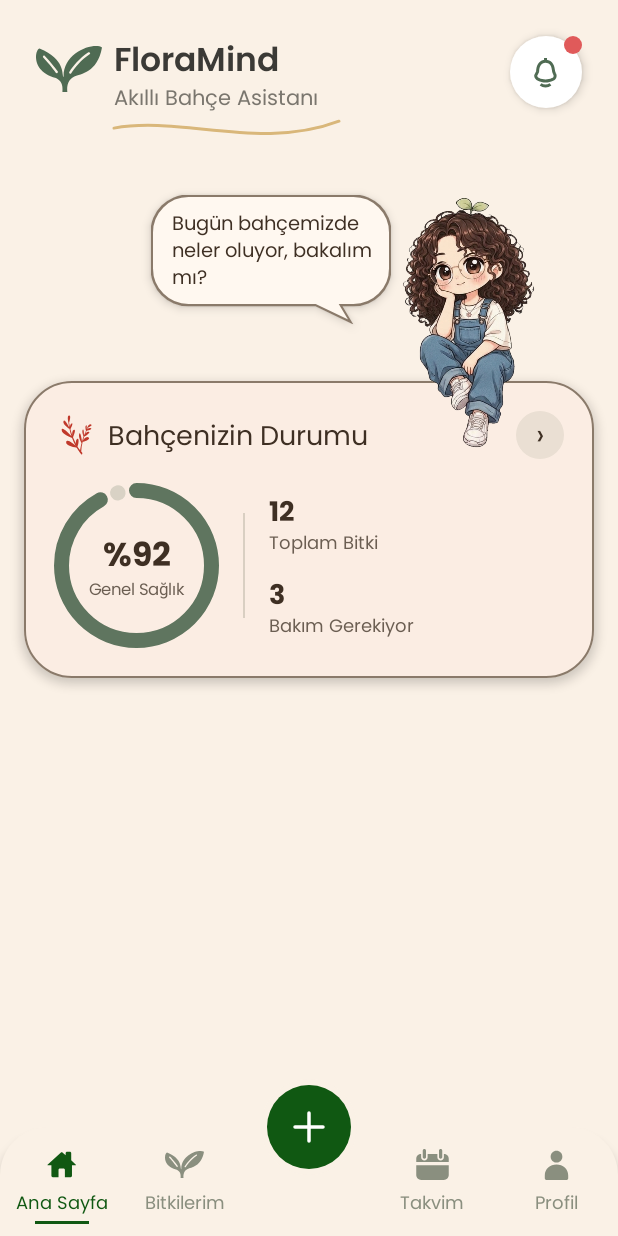
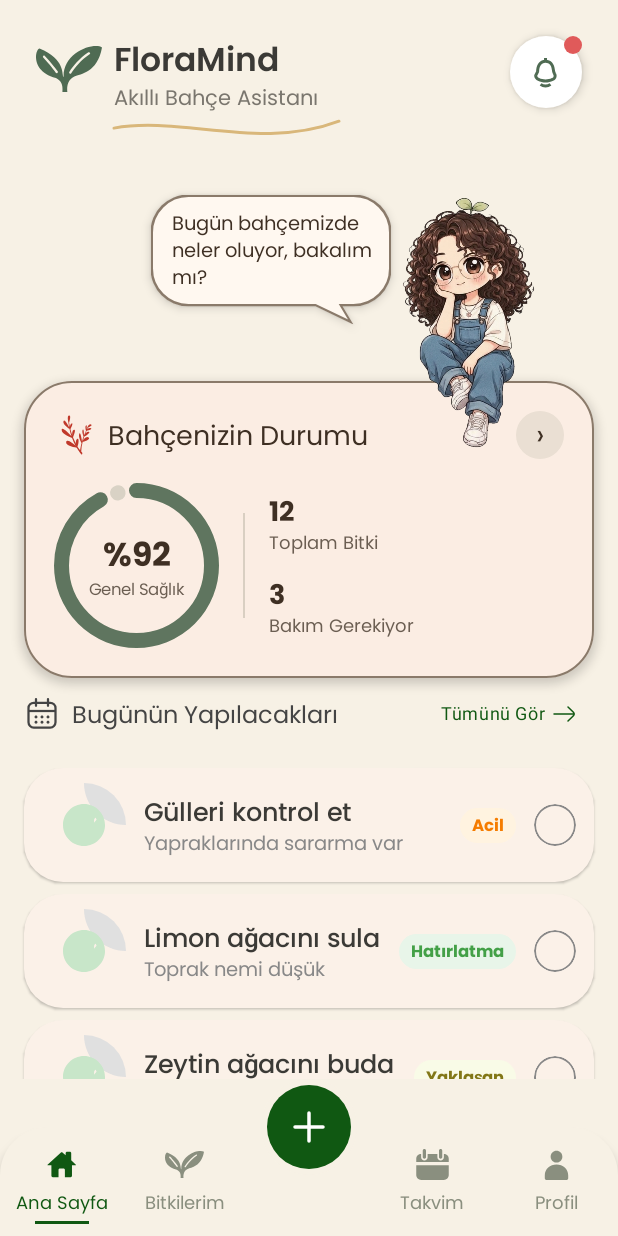
Before and after one commit to Nisanur025/plant-guide-app, an Android app built with Jetpack Compose: the screen it shows after launch (MainActivity), on a phone screen of 412 x 824 dp. Run offline under Robolectric (Android 15) with nearby library versions, the phone set to English and light mode, and no system bars.

Commit message:
feat: add today's card section to home screen UI

```diff
--- a/app/build.gradle.kts
+++ b/app/build.gradle.kts
@@ -58,4 +58,7 @@ dependencies {
     implementation(libs.androidx.navigation.compose)
     // Google Fonts
     implementation("androidx.compose.ui:ui-text-google-fonts:1.12.1")
+
+    implementation("io.coil-kt.coil3:coil-compose:3.0.4")
+    implementation("io.coil-kt.coil3:coil-network-okhttp:3.0.4")
 }
--- a/app/src/main/java/com/example/plantguide/ui/screens/home/HomeScreen.kt
+++ b/app/src/main/java/com/example/plantguide/ui/screens/home/HomeScreen.kt
@@ -11,14 +11,18 @@ import androidx.compose.foundation.rememberScrollState
 import androidx.compose.foundation.verticalScroll
 import androidx.compose.material3.MaterialTheme
 import androidx.compose.runtime.Composable
+import androidx.compose.runtime.getValue
 import androidx.compose.ui.Modifier
 import androidx.compose.ui.tooling.preview.Preview
 import androidx.compose.ui.unit.dp
+import androidx.lifecycle.compose.collectAsStateWithLifecycle
+import androidx.lifecycle.viewmodel.compose.viewModel
 import com.example.plantguide.ui.screens.home.components.CharacterHeight
 import com.example.plantguide.ui.screens.home.components.CharacterOverlap
 import com.example.plantguide.ui.screens.home.components.GardenStatusCard
 import com.example.plantguide.ui.screens.home.components.HomeCharacterSection
 import com.example.plantguide.ui.screens.home.components.HomeHeader
+import com.example.plantguide.ui.screens.home.components.TodaySection
 import com.example.plantguide.ui.theme.PlantGuideTheme
 
 @Composable
@@ -58,6 +62,15 @@ fun HomeScreen(modifier: Modifier = Modifier) {
                 // 2) Karakter ve balon sonra çizilir (kartın üstüne biner)
                 HomeCharacterSection()
             }
+            val viewModel: TodayViewModel = viewModel()
+            val state by viewModel.uiState.collectAsStateWithLifecycle()
+
+            TodaySection(
+                state = state,
+                onToggle = viewModel::toggle,
+                onRetry = viewModel::load,
+                onSeeAll = { /* sonra */ }
+            )
         }
     }
 }
--- /dev/null
+++ b/app/src/main/java/com/example/plantguide/ui/screens/home/TodayUiState.kt
@@ -0,0 +1,9 @@
+package com.example.plantguide.ui.screens.home
+
+import com.example.plantguide.ui.screens.home.data.TodoTask
+
+sealed interface TodayUiState {
+    data object Loading : TodayUiState
+    data class Success(val tasks: List<TodoTask>) : TodayUiState
+    data class Error(val message: String) : TodayUiState
+}
--- /dev/null
+++ b/app/src/main/java/com/example/plantguide/ui/screens/home/TodayViewModel.kt
@@ -0,0 +1,49 @@
+package com.example.plantguide.ui.screens.home
+
+import androidx.lifecycle.ViewModel
+import androidx.lifecycle.viewModelScope
+import com.example.plantguide.ui.screens.home.data.FakeTaskRepository
+import com.example.plantguide.ui.screens.home.data.TaskRepository
+import com.example.plantguide.ui.screens.home.data.TodoTask
+import kotlinx.coroutines.flow.MutableStateFlow
+import kotlinx.coroutines.flow.StateFlow
+import kotlinx.coroutines.flow.asStateFlow
+import kotlinx.coroutines.launch
+
+class TodayViewModel(
+    private val repo: TaskRepository = FakeTaskRepository()
+) : ViewModel(){
+    private val _uiState = MutableStateFlow<TodayUiState>(TodayUiState.Loading)
+    val uiState : StateFlow<TodayUiState> = _uiState.asStateFlow()
+    init { load() }
+
+    fun load() {
+        viewModelScope.launch {
+            _uiState.value = TodayUiState.Loading
+            try {
+                _uiState.value = TodayUiState.Success(repo.getTodayTasks())
+            } catch (e: Exception) {
+                _uiState.value = TodayUiState.Error(e.message ?: "Bir hata oluştu")
+            }
+        }
+    }
+
+    fun toggle(task: TodoTask) {
+        val current = _uiState.value as? TodayUiState.Success ?: return
+        val newDone = !task.isDone
+
+        // 1) Önce ekranı hemen güncelle (kullanıcı beklemesin)
+        _uiState.value = TodayUiState.Success(
+            current.tasks.map { if (it.id == task.id) it.copy(isDone = newDone) else it }
+        )
+
+        // 2) Sonra sunucuya kaydet, olmazsa geri al
+        viewModelScope.launch {
+            try {
+                repo.setDone(task.id, newDone)
+            } catch (e: Exception) {
+                _uiState.value = current
+            }
+        }
+    }
+}
--- /dev/null
+++ b/app/src/main/java/com/example/plantguide/ui/screens/home/components/TodayHeader.kt
@@ -0,0 +1,59 @@
+package com.example.plantguide.ui.screens.home.components
+
+
+import androidx.compose.foundation.layout.Arrangement
+import androidx.compose.foundation.layout.Row
+import androidx.compose.foundation.layout.Spacer
+import androidx.compose.foundation.layout.fillMaxWidth
+import androidx.compose.foundation.layout.size
+import androidx.compose.foundation.layout.width
+import androidx.compose.material3.Icon
+import androidx.compose.material3.MaterialTheme
+import androidx.compose.material3.Text
+import androidx.compose.material3.TextButton
+import androidx.compose.runtime.Composable
+import androidx.compose.ui.Alignment
+import androidx.compose.ui.Modifier
+import androidx.compose.ui.graphics.Color
+import androidx.compose.ui.res.painterResource
+import androidx.compose.ui.text.font.FontWeight
+import androidx.compose.ui.unit.dp
+import androidx.compose.ui.unit.sp
+import com.example.plantguide.R
+import com.example.plantguide.ui.theme.DarkGreen
+
+@Composable
+fun TodayHeader (onSeeAll :()-> Unit){
+    Row(
+        modifier = Modifier.fillMaxWidth(),
+        verticalAlignment = Alignment.CenterVertically,
+        horizontalArrangement = Arrangement.SpaceBetween
+    ) {
+        Row(
+            verticalAlignment = Alignment.CenterVertically
+        ) {
+            Icon(
+                painter = painterResource(id = R.drawable.calendar_icon),
+                contentDescription = null,
+                modifier = Modifier.size(24.dp),
+                tint = Color.DarkGray
+            )
+            Spacer(Modifier.width(8.dp))
+            Text("Bugünün Yapılacakları", style = MaterialTheme.typography.bodyLarge, color = Color.DarkGray)
+        }
+        TextButton(onClick = onSeeAll) {
+            Row(
+                verticalAlignment = Alignment.CenterVertically
+            ) {
+                Text("Tümünü Gör", color = DarkGreen, style = MaterialTheme.typography.bodySmall)
+                Spacer(Modifier.width(4.dp))
+                Icon(
+                    painter = painterResource(id = R.drawable.ic_right_arrow),
+                    contentDescription = null,
+                    modifier = Modifier.size(16.dp),
+                    tint = DarkGreen
+                )
+            }
+        }
+    }
+}
--- /dev/null
+++ b/app/src/main/java/com/example/plantguide/ui/screens/home/components/TodaySection.kt
@@ -0,0 +1,58 @@
+package com.example.plantguide.ui.screens.home.components
+
+import androidx.compose.foundation.layout.Arrangement
+import androidx.compose.foundation.layout.Box
+import androidx.compose.foundation.layout.Column
+import androidx.compose.foundation.layout.Spacer
+import androidx.compose.foundation.layout.fillMaxWidth
+import androidx.compose.foundation.layout.height
+import androidx.compose.foundation.layout.padding
+import androidx.compose.material3.CircularProgressIndicator
+import androidx.compose.material3.Text
+import androidx.compose.material3.TextButton
+import androidx.compose.runtime.Composable
+import androidx.compose.ui.Alignment
+import androidx.compose.ui.Modifier
+import androidx.compose.ui.unit.dp
+import com.example.plantguide.ui.home.TodoItem
+import com.example.plantguide.ui.screens.home.TodayUiState
+import com.example.plantguide.ui.screens.home.data.TodoTask
+
+@Composable
+fun TodaySection(
+    state: TodayUiState,
+    onToggle: (TodoTask) -> Unit,
+    onRetry: () -> Unit,
+    onSeeAll: () -> Unit,
+    modifier: Modifier = Modifier
+) {
+    Column(modifier = modifier.fillMaxWidth().padding(horizontal = 16.dp)) {
+        TodayHeader(onSeeAll)
+        Spacer(Modifier.height(12.dp))
+
+        when (state) {
+            is TodayUiState.Loading -> {
+                Box(Modifier.fillMaxWidth().padding(24.dp), contentAlignment = Alignment.Center) {
+                    CircularProgressIndicator()
+                }
+            }
+            is TodayUiState.Error -> {
+                Column(Modifier.fillMaxWidth(), horizontalAlignment = Alignment.CenterHorizontally) {
+                    Text(state.message)
+                    TextButton(onClick = onRetry) { Text("Tekrar dene") }
+                }
+            }
+            is TodayUiState.Success -> {
+                if (state.tasks.isEmpty()) {
+                    Text("Bugün için görev yok.", modifier = Modifier.padding(16.dp))
+                } else {
+                    Column(verticalArrangement = Arrangement.spacedBy(8.dp)) {
+                        state.tasks.forEach { task ->
+                            TodoItem(task = task, onToggle = { onToggle(task) })
+                        }
+                    }
+                }
+            }
+        }
+    }
+}
--- /dev/null
+++ b/app/src/main/java/com/example/plantguide/ui/screens/home/components/TodoItem.kt
@@ -0,0 +1,131 @@
+package com.example.plantguide.ui.home
+
+import androidx.compose.foundation.layout.Column
+import androidx.compose.foundation.layout.Row
+import androidx.compose.foundation.layout.Spacer
+import androidx.compose.foundation.layout.fillMaxWidth
+import androidx.compose.foundation.layout.padding
+import androidx.compose.foundation.layout.size
+import androidx.compose.foundation.layout.width
+import androidx.compose.foundation.shape.CircleShape
+import androidx.compose.foundation.shape.RoundedCornerShape
+import androidx.compose.material3.Surface
+import androidx.compose.material3.Text
+import androidx.compose.runtime.Composable
+import androidx.compose.ui.Alignment
+import androidx.compose.ui.Modifier
+import androidx.compose.ui.draw.clip
+import androidx.compose.ui.graphics.Color
+import androidx.compose.ui.layout.ContentScale
+import androidx.compose.ui.res.painterResource
+import androidx.compose.ui.text.font.FontWeight
+import androidx.compose.ui.text.style.TextDecoration
+import androidx.compose.ui.unit.dp
+import androidx.compose.ui.unit.sp
+import coil3.compose.AsyncImage
+import com.example.plantguide.R
+import com.example.plantguide.ui.screens.home.data.TodoTask
+import com.example.plantguide.ui.screens.home.data.TodoType
+import androidx.compose.foundation.background
+import androidx.compose.foundation.border
+import androidx.compose.foundation.clickable
+import androidx.compose.foundation.layout.Box
+import androidx.compose.material3.Icon
+
+@Composable
+fun TodoItem(task: TodoTask, onToggle: () -> Unit) {
+    Surface(
+        shape = RoundedCornerShape(26.dp),
+        color = Color(0xFFFBF1E8),
+        modifier = Modifier.fillMaxWidth(),
+        shadowElevation = 1.dp
+
+    ) {
+        Row(
+            verticalAlignment = Alignment.CenterVertically,
+            modifier = Modifier.padding(horizontal = 12.dp, vertical = 10.dp)
+        ) {
+            AsyncImage(
+                model = task.imageUrl,
+                contentDescription = task.title,
+                contentScale = ContentScale.Crop,
+                placeholder = painterResource(R.drawable.bitki_placeholder),
+                error = painterResource(R.drawable.bitki_placeholder),
+                fallback = painterResource(R.drawable.bitki_placeholder),
+                modifier = Modifier.size(56.dp).clip(CircleShape)
+            )
+
+            Spacer(Modifier.width(12.dp))
+
+            Column(modifier = Modifier.weight(1f)) {
+                Text(
+                    text = task.title,
+                    fontSize = 17.sp,
+                    fontWeight = FontWeight.Medium,
+                    textDecoration = if (task.isDone) TextDecoration.LineThrough else null
+                )
+                Text(text = task.subtitle, fontSize = 13.sp, color = Color.Gray)
+            }
+
+            StatusChip(task.type)
+            Spacer(Modifier.width(12.dp))
+            CheckCircle(done = task.isDone, onClick = onToggle)
+        }
+    }
+}
+
+
+@Composable
+fun CheckCircle(done: Boolean, onClick: () -> Unit) {
+    Box(
+        modifier = Modifier
+            .size(28.dp)
+            .clip(CircleShape)
+            .background(if (done) Color(0xD29ED4A1) else Color.Transparent)
+            .clickable(onClick = onClick),
+        contentAlignment = Alignment.Center
+    ) {
+        if (done) {
+            Icon(
+                painter = painterResource(id = R.drawable.ic_check),
+                contentDescription = "Tamamlandı",
+                tint = Color.White,
+                modifier = Modifier.size(18.dp)
+            )
+        } else {
+            Box(
+                modifier = Modifier
+                    .size(28.dp)
+                    .clip(CircleShape)
+                    .background(Color.Transparent)
+                    .border(1.dp, Color.Gray, CircleShape)
+            )
+        }
+    }
+}
+
+@Composable
+fun StatusChip(type: TodoType) {
+    val (text, backgroundColor, textColor) = when (type) {
+        TodoType.YAKLASAN -> Triple("Yaklaşan", Color(0xFFF9FBE7), Color(0xFF827717))
+        TodoType.HATIRLATMA -> Triple("Hatırlatma", Color(0xFFE8F5E9), Color(0xFF43A047))
+        TodoType.ACIL -> Triple("Acil", Color(0xFFFFF3E0), Color(0xFFF57C00))
+        TodoType.SULAMA -> Triple("Sulama", Color(0xFFE3F2FD), Color(0xFF1976D2))
+        TodoType.GUBRE -> Triple("Gübre", Color(0xFFFFF3E0), Color(0xFFF57C00))
+        TodoType.BUDAMA -> Triple("Budama", Color(0xFFFCE4EC), Color(0xFFC2185B))
+        else -> Triple("Bakım", Color(0xFFF1F8E9), Color(0xFF388E3C))
+    }
+
+    Surface(
+        shape = RoundedCornerShape(16.dp),
+        color = backgroundColor
+    ) {
+        Text(
+            text = text,
+            fontSize = 11.sp,
+            fontWeight = FontWeight.Bold,
+            color = textColor,
+            modifier = Modifier.padding(horizontal = 8.dp, vertical = 4.dp)
+        )
+    }
+}
--- /dev/null
+++ b/app/src/main/java/com/example/plantguide/ui/screens/home/data/FakeTaskRepository.kt
@@ -0,0 +1,25 @@
+package com.example.plantguide.ui.screens.home.data
+
+import kotlinx.coroutines.delay
+
+class FakeTaskRepository : TaskRepository {
+    private val tasks = mutableListOf(
+        TodoTask(1, "Gülleri kontrol et", "Yapraklarında sararma var", TodoType.ACIL),
+        TodoTask(2, "Limon ağacını sula", "Toprak nemi düşük", TodoType.HATIRLATMA),
+        TodoTask(3, "Zeytin ağacını buda", "Budama zamanı yaklaşıyor", TodoType.YAKLASAN),
+        TodoTask(4, "Limon ağacını sula", "Toprak nemi düşük", TodoType.SULAMA),
+        TodoTask(5, "Limon ağacını sula", "Toprak nemi düşük", TodoType.GUBRE),
+        TodoTask(6, "Limon ağacını sula", "Toprak nemi düşük", TodoType.BUDAMA)
+
+    )
+
+    override suspend fun getTodayTasks(): List<TodoTask> {
+        delay(800) // internet gecikmesini taklit et
+        return tasks.toList()
+    }
+
+    override suspend fun setDone(id: Int, done: Boolean) {
+        val i = tasks.indexOfFirst { it.id == id }
+        if (i >= 0) tasks[i] = tasks[i].copy(isDone = done)
+    }
+}
--- /dev/null
+++ b/app/src/main/java/com/example/plantguide/ui/screens/home/data/TaskRepository.kt
@@ -0,0 +1,6 @@
+package com.example.plantguide.ui.screens.home.data
+
+interface TaskRepository {
+    suspend fun  getTodayTasks(): List<TodoTask>
+    suspend fun setDone(id: Int, done: Boolean)
+}
--- /dev/null
+++ b/app/src/main/java/com/example/plantguide/ui/screens/home/data/TodoTask.kt
@@ -0,0 +1,25 @@
+package com.example.plantguide.ui.screens.home.data
+
+import kotlinx.serialization.SerialName
+import kotlinx.serialization.Serializable
+
+@Serializable
+enum class TodoType {
+    @SerialName("acil") ACIL,
+    @SerialName("hatirlatma") HATIRLATMA,
+    @SerialName("yaklasan") YAKLASAN,
+    @SerialName("sulama") SULAMA,
+    @SerialName("gubreleme")GUBRE,
+    @SerialName("budama") BUDAMA
+}
+
+@Serializable
+data class TodoTask(
+    val id : Int,
+    val title :String,
+    val subtitle : String = "",
+    val type : TodoType,
+    @SerialName("image_url") val imageUrl : String? = null,
+    @SerialName("is_done") val isDone : Boolean = false
+
+)
--- a/app/src/main/java/com/example/plantguide/ui/theme/Color.kt
+++ b/app/src/main/java/com/example/plantguide/ui/theme/Color.kt
@@ -10,7 +10,7 @@ val Purple40 = Color(0xFF6650a4)
 val PurpleGrey40 = Color(0xFF625b71)
 val Pink40 = Color(0xFF7D5260)
 
-val Cream = Color(0xFFFAF1E6)
+val Cream = Color(0xFFF7F1E5)
 val DarkGreen = Color(0xFF105812)
 val UnselectedGray = Color(0xFF8A8F7F)
 val CardPeach = Color(0xFFFBEDE0)
--- /dev/null
+++ b/app/src/main/res/drawable/bitki_placeholder.xml
@@ -0,0 +1,19 @@
+<vector xmlns:android="http://schemas.android.com/apk/res/android"
+    android:width="64dp"
+    android:height="64dp"
+    android:viewportWidth="100"
+    android:viewportHeight="100">
+
+    <!-- Gri Arka Plan Dairesi -->
+    <path
+        android:fillColor="#E0E0E0"
+        android:pathData="M50,0a50,50 0 1,0 100,0a50,50 0 1,0 -100,0z" />
+
+    <!-- Stilize Edilmiş Bitki İkonu -->
+    <group android:scaleX="0.5" android:scaleY="0.5" android:translateX="25" android:translateY="25">
+        <path
+            android:fillColor="#C8E6C9"
+            android:pathData="M50,0C22.4,0,0,22.4,0,50s22.4,50,50,50s50-22.4,50-50S77.6,0,50,0z M79.9,37.4l-7.1,8.4c0,0,4.3-15.1-11.9-21.8c-16.2-6.7-19.5,8.5-19.5,8.5s-0.4-15.8-15.9-16.5c0,0-3.1,15.6,7.1,26.8c0,0-8.5,4.1-9.6,17.8c-1.2,13.6,13.1,14.9,13.1,14.9s17.6,5.1,28.7-9.8c11.1-14.8,9.1-27,9.1-27S76.6,26.5,79.9,37.4z"/>
+    </group>
+
+</vector>
--- /dev/null
+++ b/app/src/main/res/drawable/calendar_icon.xml
@@ -0,0 +1,21 @@
+<vector xmlns:android="http://schemas.android.com/apk/res/android" android:height="24dp" android:viewportHeight="48" android:viewportWidth="48" android:width="24dp">
+
+    <path android:fillColor="#00000000" android:pathData="M13,9L35,9A7,7 0,0 1,42 16L42,35A7,7 0,0 1,35 42L13,42A7,7 0,0 1,6 35L6,16A7,7 0,0 1,13 9z" android:strokeColor="#4A4F45" android:strokeWidth="3"/>
+
+    <path android:fillColor="#00000000" android:pathData="M6,20h36" android:strokeColor="#4A4F45" android:strokeWidth="3"/>
+
+    <path android:fillColor="#00000000" android:pathData="M16,4v9M32,4v9" android:strokeColor="#4A4F45" android:strokeLineCap="round" android:strokeWidth="3"/>
+
+    <path android:fillColor="#4A4F45" android:pathData="M16,28m-2,0a2,2 0,1 1,4 0a2,2 0,1 1,-4 0"/>
+
+    <path android:fillColor="#4A4F45" android:pathData="M24,28m-2,0a2,2 0,1 1,4 0a2,2 0,1 1,-4 0"/>
+
+    <path android:fillColor="#4A4F45" android:pathData="M32,28m-2,0a2,2 0,1 1,4 0a2,2 0,1 1,-4 0"/>
+
+    <path android:fillColor="#4A4F45" android:pathData="M16,35m-2,0a2,2 0,1 1,4 0a2,2 0,1 1,-4 0"/>
+
+    <path android:fillColor="#4A4F45" android:pathData="M24,35m-2,0a2,2 0,1 1,4 0a2,2 0,1 1,-4 0"/>
+
+    <path android:fillColor="#4A4F45" android:pathData="M32,35m-2,0a2,2 0,1 1,4 0a2,2 0,1 1,-4 0"/>
+
+</vector>
--- /dev/null
+++ b/app/src/main/res/drawable/ic_check.xml
@@ -0,0 +1,5 @@
+<vector xmlns:android="http://schemas.android.com/apk/res/android" android:height="24dp" android:viewportHeight="24" android:viewportWidth="24" android:width="24dp">
+
+    <path android:fillColor="#00000000" android:pathData="M6,12L10.243,16.243L18.727,7.757" android:strokeColor="#000000" android:strokeLineCap="round" android:strokeLineJoin="round" android:strokeWidth="2"/>
+
+</vector>
--- /dev/null
+++ b/app/src/main/res/drawable/ic_right_arrow.xml
@@ -0,0 +1,7 @@
+<vector xmlns:android="http://schemas.android.com/apk/res/android" android:height="24dp" android:viewportHeight="24" android:viewportWidth="24" android:width="24dp">
+
+    <path android:fillColor="#00000000" android:pathData="M2,12.07H22" android:strokeColor="#000000" android:strokeLineCap="round" android:strokeLineJoin="round" android:strokeWidth="1.5"/>
+
+    <path android:fillColor="#00000000" android:pathData="M16,5L21.16,10C21.432,10.257 21.649,10.567 21.798,10.911C21.946,11.255 22.023,11.625 22.023,12C22.023,12.375 21.946,12.745 21.798,13.089C21.649,13.433 21.432,13.743 21.16,14L16,19" android:strokeColor="#000000" android:strokeLineCap="round" android:strokeLineJoin="round" android:strokeWidth="1.5"/>
+
+</vector>
```
